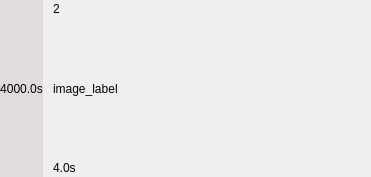
Qt form src/narrative/SlideScrollItem.ui (IDREsandbox/vsim) before a commit.
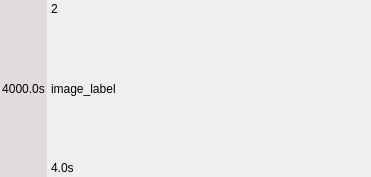
The same form after that commit.

Commit message: scroll box dragging fix, coloring simplification

```diff
--- a/src/narrative/SlideScrollItem.ui
+++ b/src/narrative/SlideScrollItem.ui
@@ -13,9 +13,9 @@
   <property name="windowTitle">
    <string>Form</string>
   </property>
-  <layout class="QHBoxLayout" name="horizontal_layout" stretch="0,16">
+  <layout class="QHBoxLayout" name="horizontal_layout" stretch="0,1">
    <property name="spacing">
-    <number>10</number>
+    <number>0</number>
    </property>
    <property name="leftMargin">
     <number>0</number>
@@ -45,13 +45,13 @@
        <number>0</number>
       </property>
       <property name="leftMargin">
-       <number>0</number>
+       <number>2</number>
       </property>
       <property name="topMargin">
        <number>0</number>
       </property>
       <property name="rightMargin">
-       <number>0</number>
+       <number>2</number>
       </property>
       <property name="bottomMargin">
        <number>0</number>
@@ -117,7 +117,7 @@
        <number>1</number>
       </property>
       <property name="leftMargin">
-       <number>0</number>
+       <number>4</number>
       </property>
       <property name="topMargin">
        <number>2</number>
```
The commit also changes 7 other files.
